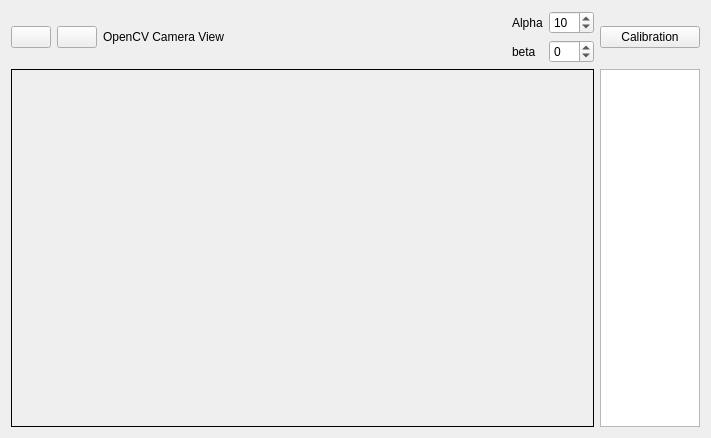
This is mainwindow.ui in Lproduct/test_thread as Qt 5 draws it before an edit. The edited form follows.
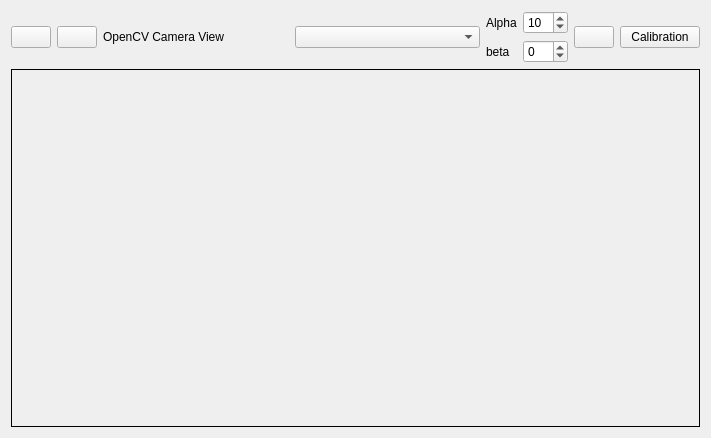
This is the edited form. Icons and pictures are not drawn.

Commit message: Calibration woking

```diff
--- a/mainwindow.ui
+++ b/mainwindow.ui
@@ -14,9 +14,9 @@
    <string>MainWindow</string>
   </property>
   <widget class="QWidget" name="centralWidget">
-   <layout class="QGridLayout" name="gridLayout" rowstretch="0,0,1,0" columnstretch="1,0" columnminimumwidth="0,0">
+   <layout class="QGridLayout" name="gridLayout" rowstretch="0,0,1" columnstretch="1" columnminimumwidth="0">
     <item row="1" column="0">
-     <layout class="QHBoxLayout" name="horizontalLayout" stretch="0,0,1,0,0">
+     <layout class="QHBoxLayout" name="horizontalLayout" stretch="0,0,1,1,0,0,0,0">
       <item>
        <widget class="QPushButton" name="pushButtonGetImage">
         <property name="text">
@@ -48,6 +48,9 @@
         </property>
        </widget>
       </item>
+      <item>
+       <widget class="QComboBox" name="comboBoxObjectConf"/>
+      </item>
       <item>
        <layout class="QVBoxLayout" name="verticalLayout_2">
         <item>
@@ -93,6 +96,24 @@
         </item>
        </layout>
       </item>
+      <item>
+       <widget class="QPushButton" name="pushButtonTools">
+        <property name="text">
+         <string/>
+        </property>
+        <property name="icon">
+         <iconset resource="image.qrc">
+          <normaloff>:/image/service-512.png</normaloff>:/image/service-512.png</iconset>
+        </property>
+       </widget>
+      </item>
+      <item>
+       <widget class="QPushButton" name="pushButtonCalib">
+        <property name="text">
+         <string>Calibration</string>
+        </property>
+       </widget>
+      </item>
      </layout>
     </item>
     <item row="2" column="0">
@@ -112,23 +133,6 @@
       </item>
      </layout>
     </item>
-    <item row="2" column="1">
-     <widget class="QPlainTextEdit" name="plainTextEditBallCoord">
-      <property name="maximumSize">
-       <size>
-        <width>100</width>
-        <height>16777215</height>
-       </size>
-      </property>
-     </widget>
-    </item>
-    <item row="1" column="1">
-     <widget class="QPushButton" name="pushButtonCalib">
-      <property name="text">
-       <string>Calibration</string>
-      </property>
-     </widget>
-    </item>
    </layout>
   </widget>
  </widget>
```
Left out of the diff: 4 changed lines with no effect on the pictures. The commit also changes 18 other files.
